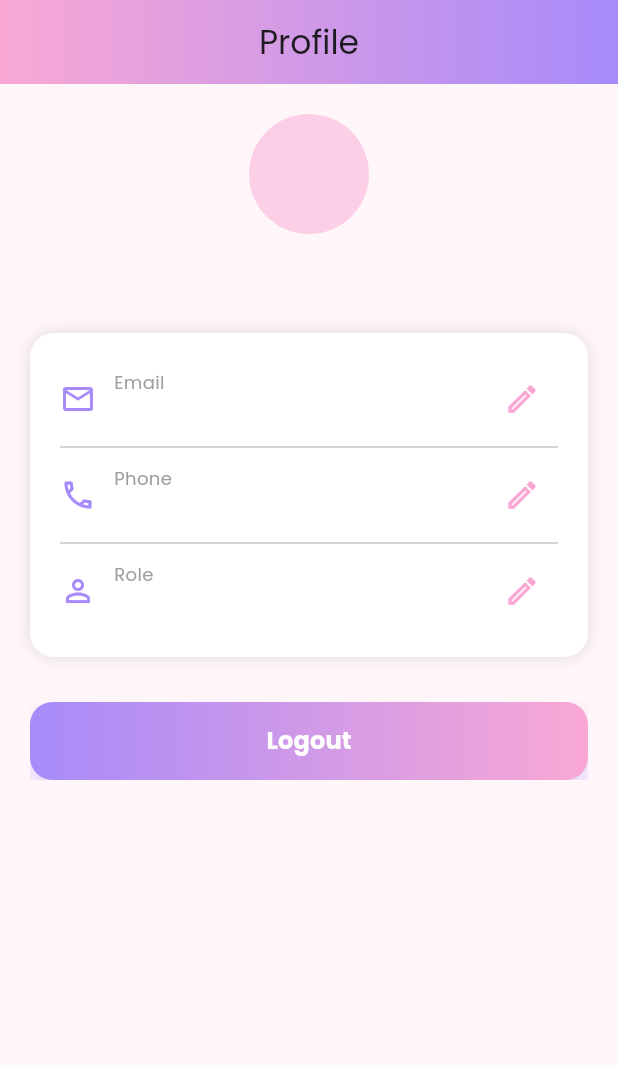
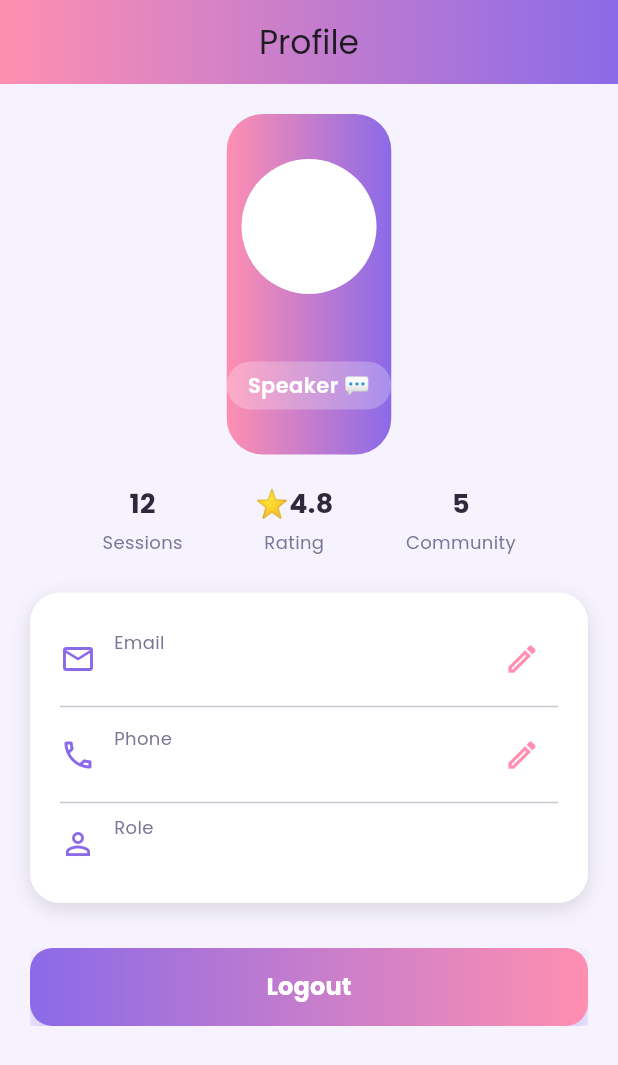
Before and after one commit to citracatias-sudo/herspace_app, a Flutter app: the ProfileScreen screen opened directly with empty values, on a phone screen of 412 x 824 dp. Shown: the top 1065 px of the screen. Run offline on Flutter 3.47's test engine with Material 3 defaults, Android fonts, the phone set to English and light mode, and no system bars; our stand-ins replace lottie, sqflite; accounts and stored records are empty.

Commit message:
role still need some works

```diff
--- a/lib/decorations/app_colors.dart
+++ b/lib/decorations/app_colors.dart
@@ -1,11 +1,22 @@
 import 'package:flutter/material.dart';
 
 class AppColors {
-  static const Color primary = Color(0xFFA78BFA); // lavender
-  static const Color secondary = Color(0xFFF9A8D4); // soft pink
-  static const Color background = Color(0xFFFFF6F9); // cream
-  static const Color button = Color(0xFF6D5BA6); // deep purple
-  static const Color card = Color(0xFFEAEAF2); // soft gray
-  static const Color textPrimary = Color(0xFF2A2438);
-  static const Color textSecondary = Color(0xFF6B6B8A);
+  // main brand color (moon purple)
+  static Color primary = Color(0xFF8B6AE8);
+
+  // heart pink accent
+  static Color secondary = Color(0xFFFF8FB1);
+
+  // soft lavender background
+  static Color background = Color(0xFFF6F3FF);
+
+  // buttons / strong UI elements
+  static Color button = Color(0xFF6A55C7);
+
+  // cards / containers
+  static Color card = Color(0xFFEDE9FF);
+
+  // text
+  static Color textPrimary = Color(0xFF2E2A3B);
+  static Color textSecondary = Color(0xFF7A7695);
 }
--- a/lib/models/discussion_model.dart
+++ b/lib/models/discussion_model.dart
@@ -0,0 +1,45 @@
+import 'dart:convert';
+
+// ignore_for_file: public_member_api_docs, sort_constructors_first
+class DiscussionModel {
+  final int? id;
+  final String title;
+  final String content;
+  final String author;
+  final String topic;
+  final int likes;
+  DiscussionModel({
+    this.id,
+    required this.title,
+    required this.content,
+    required this.author,
+    required this.topic,
+    required this.likes,
+  });
+
+  Map<String, dynamic> toMap() {
+    return <String, dynamic>{
+      'id': id,
+      'title': title,
+      'content': content,
+      'author': author,
+      'topic': topic,
+      'likes': likes,
+    };
+  }
+
+  factory DiscussionModel.fromMap(Map<String, dynamic> map) {
+    return DiscussionModel(
+      id: map['id'],
+      title: map['title'],
+      content: map['content'],
+      author: map['author'],
+      topic: map['topic'],
+      likes: map['likes'],
+    );
+  }
+
+  String toJson() => json.encode(toMap());
+
+  factory DiscussionModel.fromJson(String source) => DiscussionModel.fromMap(json.decode(source) as Map<String, dynamic>);
+}
--- a/lib/models/user_model.dart
+++ b/lib/models/user_model.dart
@@ -28,7 +28,7 @@ class UserModel {
       "role": role,
       "nickname": nickname,
       "avatar": avatar,
-      "isOnline": isOnline,
+      "isOnline": isOnline ? 1:0,
     };
   }
 
@@ -41,7 +41,7 @@ class UserModel {
       role: map["role"],
       nickname: map['nickname'],
       avatar: map['avatar'] ?? "😊",
-      isOnline: map['isOnline'] ?? false,
+      isOnline: map['isOnline'] == 1,
     );
   }
 }
--- a/lib/screens/home_dashboard_screen.dart
+++ b/lib/screens/home_dashboard_screen.dart
@@ -1,5 +1,5 @@
 import 'package:flutter/material.dart';
-import 'package:herspace_app/Listener/find_listener_scree.dart';
+import 'package:herspace_app/Listener/find_listener_screen.dart';
 import 'package:herspace_app/decorations/app_colors.dart';
 import 'package:herspace_app/screens/articles_screen.dart';
 import '../models/user_model.dart';
@@ -234,7 +234,7 @@ class HomeDashboardScreen extends StatelessWidget {
               children: [
                 Text(
                   "Recommended for You",
-                  style: TextStyle(fontSize: 18, fontWeight: FontWeight.bold),
+                  style: TextStyle(fontSize: 20),
                 ),
 
                 TextButton(
--- a/lib/screens/onboarding_screen.dart
+++ b/lib/screens/onboarding_screen.dart
@@ -204,7 +204,7 @@ class OnboardingScreen extends StatelessWidget {
                 TestimonialCard(
                   initials: "S",
                   quote:
-                      "This community has been a lifeline for me. I've found support, friendship, and professional help all in one place.",
+                      ". I've found support, friendship, and professional help all in one place.",
                   author: "— Sarah M.",
                 ),
 
@@ -221,7 +221,7 @@ class OnboardingScreen extends StatelessWidget {
 
                 TestimonialCard(
                   initials: "E",
-                  quote: "Connecting with a therapist here changed my life.",
+                  quote: "Talking with the listeners here changed my life.",
                   author: "— Emma L.",
                 ),
 
--- a/lib/screens/profile_screen.dart
+++ b/lib/screens/profile_screen.dart
@@ -15,26 +15,11 @@ class ProfileScreen extends StatefulWidget {
 }
 
 class _ProfileScreenState extends State<ProfileScreen> {
-  late TextEditingController nicknameController;
   late TextEditingController emailController;
   late TextEditingController phoneController;
 
   List<String> avatars = [
-    "😊",
-    "😎",
-    "🌸",
-    "🌙",
-    "🐱",
-    "🐰",
-    "🐼",
-    "🍓",
-    "⭐",
-    "🦋",
-    "🌷",
-    "🌹",
-    "🍂",
-    "🌺",
-    "☯️",
+    "😊","😎","🌸","🌙","🐱","🐰","🐼","🍓","⭐","🦋","🌷","🌹","🍂","🌺","☯️"
   ];
 
   String selectedAvatar = "😊";
@@ -58,23 +43,15 @@ class _ProfileScreenState extends State<ProfileScreen> {
   void showAvatarPicker() {
     showModalBottomSheet(
       context: context,
-      shape: RoundedRectangleBorder(
-        borderRadius: BorderRadius.vertical(top: Radius.circular(20)),
-      ),
 
       builder: (context) {
         return Padding(
           padding: EdgeInsets.all(20),
-
           child: GridView.builder(
             shrinkWrap: true,
-
-            gridDelegate: SliverGridDelegateWithFixedCrossAxisCount(
-              crossAxisCount: 5,
-            ),
-
+            gridDelegate:
+                SliverGridDelegateWithFixedCrossAxisCount(crossAxisCount: 5),
             itemCount: avatars.length,
-
             itemBuilder: (context, index) {
               String avatar = avatars[index];
 
@@ -88,15 +65,12 @@ class _ProfileScreenState extends State<ProfileScreen> {
 
                   Navigator.pop(context);
                 },
-
                 child: Container(
                   margin: EdgeInsets.all(6),
-
                   decoration: BoxDecoration(
                     color: Colors.pink[50],
                     borderRadius: BorderRadius.circular(10),
                   ),
-
                   child: Center(
                     child: Text(avatar, style: TextStyle(fontSize: 24)),
                   ),
@@ -109,61 +83,133 @@ class _ProfileScreenState extends State<ProfileScreen> {
     );
   }
 
-  void editProfile() {
+  void editEmail() {
     showDialog(
       context: context,
       builder: (context) {
         return AlertDialog(
-          title: Text("Edit Profile"),
-          content: Column(
-            mainAxisSize: MainAxisSize.min,
-            children: [
-              SizedBox(height: 10),
-
-              TextField(
+          title: Text("Edit Email"),
+          content: TextField(
             controller: emailController,
             decoration: InputDecoration(labelText: "Email"),
           ),
-
-              SizedBox(height: 10),
-
-              TextField(
-                controller: phoneController,
-                decoration: InputDecoration(labelText: "Phone"),
-              ),
-            ],
-          ),
           actions: [
             TextButton(
-              onPressed: () {
-                Navigator.pop(context);
-              },
               child: Text("Cancel"),
+              onPressed: () => Navigator.pop(context),
             ),
-
             ElevatedButton(
+              child: Text("Save"),
               onPressed: () async {
                 await DBHelper.updateUser(
                   widget.user.id!,
                   emailController.text,
                   phoneController.text,
                 );
-
                 setState(() {});
                 Navigator.pop(context);
               },
-              child: Text("Save"),
-            ),
+            )
           ],
         );
       },
     );
   }
 
+  void editPhone() {
+    showDialog(
+      context: context,
+      builder: (context) {
+        return AlertDialog(
+          title: Text("Edit Phone"),
+          content: TextField(
+            controller: phoneController,
+            decoration: InputDecoration(labelText: "Phone"),
+          ),
+          actions: [
+            TextButton(
+              child: Text("Cancel"),
+              onPressed: () => Navigator.pop(context),
+            ),
+            ElevatedButton(
+              child: Text("Save"),
+              onPressed: () async {
+                await DBHelper.updateUser(
+                  widget.user.id!,
+                  emailController.text,
+                  phoneController.text,
+                );
+                setState(() {});
+                Navigator.pop(context);
+              },
+            )
+          ],
+        );
+      },
+    );
+  }
+
+  Widget buildStat(String title, String value) {
+    return Column(
+      children: [
+        Text(
+          value,
+          style: TextStyle(
+            fontSize: 18,
+            fontWeight: FontWeight.bold,
+            color: AppColors.textPrimary,
+          ),
+        ),
+        SizedBox(height: 4),
+        Text(
+          title,
+          style: TextStyle(
+            fontSize: 12,
+            color: AppColors.textSecondary,
+          ),
+        )
+      ],
+    );
+  }
+
+  Widget buildProfileItem(
+    IconData icon,
+    String title,
+    String value, {
+    VoidCallback? onEdit,
+  }) {
+    return Row(
+      children: [
+        Icon(icon, color: AppColors.primary),
+        SizedBox(width: 12),
+
+        Expanded(
+          child: Column(
+            crossAxisAlignment: CrossAxisAlignment.start,
+            children: [
+              Text(title,
+                  style: TextStyle(
+                      fontSize: 12, color: AppColors.textSecondary)),
+              Text(value,
+                  style:
+                      TextStyle(fontSize: 15, fontWeight: FontWeight.w500)),
+            ],
+          ),
+        ),
+
+        if (onEdit != null)
+          IconButton(
+            icon: Icon(Icons.edit_outlined, color: AppColors.secondary),
+            onPressed: onEdit,
+          ),
+      ],
+    );
+  }
+
   @override
   Widget build(BuildContext context) {
     return Scaffold(
-      backgroundColor: Color(0xFFFFF6F9),
+      backgroundColor: AppColors.background,
 
       appBar: AppBar(
         title: Text("Profile"),
@@ -178,51 +224,100 @@ class _ProfileScreenState extends State<ProfileScreen> {
         ),
       ),
 
-      body: Padding(
+      body: SingleChildScrollView(
         padding: EdgeInsets.all(20),
-
         child: Column(
           children: [
-            /// AVATAR
+
+            /// HEADER
+            Container(
+              padding: EdgeInsets.symmetric(vertical: 30),
+              decoration: BoxDecoration(
+                gradient: LinearGradient(
+                  colors: [AppColors.secondary, AppColors.primary],
+                ),
+                borderRadius: BorderRadius.circular(24),
+              ),
+              child: Column(
+                children: [
+
                   GestureDetector(
                     onTap: showAvatarPicker,
-
                     child: CircleAvatar(
-                radius: 40,
-                backgroundColor: AppColors.secondary.withOpacity(0.5),
-                child: Text(selectedAvatar, style: TextStyle(fontSize: 28)),
+                      radius: 45,
+                      backgroundColor: Colors.white,
+                      child: Text(
+                        selectedAvatar,
+                        style: TextStyle(fontSize: 34),
+                      ),
                     ),
                   ),
 
                   SizedBox(height: 10),
 
-            GestureDetector(
-              onTap: editProfile,
-              child: Text(
+                  Text(
                     widget.user.nickname,
-                style: TextStyle(fontSize: 18, fontWeight: FontWeight.bold),
+                    style: TextStyle(
+                      fontSize: 20,
+                      fontWeight: FontWeight.bold,
+                      color: Colors.white,
                     ),
                   ),
 
-            SizedBox(height: 30),
+                  SizedBox(height: 6),
 
-            //available to listen
+                  Container(
+                    padding:
+                        EdgeInsets.symmetric(horizontal: 14, vertical: 6),
+                    decoration: BoxDecoration(
+                      color: Colors.white.withOpacity(0.25),
+                      borderRadius: BorderRadius.circular(20),
+                    ),
+                    child: Text(
+                      widget.user.role == "listener"
+                          ? "Listener 🎧"
+                          : "Speaker 💬",
+                      style: TextStyle(
+                        color: Colors.white,
+                        fontWeight: FontWeight.w600,
+                      ),
+                    ),
+                  ),
+                ],
+              ),
+            ),
+
+            SizedBox(height: 20),
+
+            /// STATS
+            Row(
+              mainAxisAlignment: MainAxisAlignment.spaceEvenly,
+              children: [
+                buildStat("Sessions", "12"),
+                buildStat("Rating", "⭐4.8"),
+                buildStat("Community", "5"),
+              ],
+            ),
+
+            SizedBox(height: 25),
+
+            /// LISTENER ONLINE
             if (widget.user.role == "listener")
               Container(
                 padding: EdgeInsets.all(20),
-
+                margin: EdgeInsets.only(bottom: 20),
                 decoration: BoxDecoration(
                   color: Colors.white,
                   borderRadius: BorderRadius.circular(16),
-                  boxShadow: [BoxShadow(color: Colors.black12, blurRadius: 8)],
+                  boxShadow: [
+                    BoxShadow(color: Colors.black12, blurRadius: 8)
+                  ],
                 ),
-
                 child: SwitchListTile(
                   title: Text("Available to Listen"),
-                  subtitle: Text("Turn on to receive speaker requests"),
-
+                  subtitle:
+                      Text("Turn on to receive speaker requests"),
                   value: isOnline,
-
                   onChanged: (value) {
                     setState(() {
                       isOnline = value;
@@ -234,19 +329,25 @@ class _ProfileScreenState extends State<ProfileScreen> {
             /// PROFILE CARD
             Container(
               padding: EdgeInsets.all(20),
-
               decoration: BoxDecoration(
                 color: Colors.white,
-                borderRadius: BorderRadius.circular(16),
-                boxShadow: [BoxShadow(color: Colors.black12, blurRadius: 8)],
+                borderRadius: BorderRadius.circular(20),
+                boxShadow: [
+                  BoxShadow(
+                    color: Colors.black12,
+                    blurRadius: 10,
+                    offset: Offset(0, 4),
                   ),
-
+                ],
+              ),
               child: Column(
                 children: [
+
                   buildProfileItem(
                     Icons.email_outlined,
                     "Email",
                     emailController.text,
+                    onEdit: editEmail,
                   ),
 
                   Divider(),
@@ -255,6 +356,7 @@ class _ProfileScreenState extends State<ProfileScreen> {
                     Icons.phone_outlined,
                     "Phone",
                     phoneController.text,
+                    onEdit: editPhone,
                   ),
 
                   Divider(),
@@ -262,7 +364,7 @@ class _ProfileScreenState extends State<ProfileScreen> {
                   buildProfileItem(
                     Icons.person_outline,
                     "Role",
-                    widget.user.role,
+                    widget.user.role.toUpperCase(),
                   ),
                 ],
               ),
@@ -270,14 +372,14 @@ class _ProfileScreenState extends State<ProfileScreen> {
 
             SizedBox(height: 30),
 
-            /// LOGOUT BUTTON
+            /// LOGOUT
             GradientButton(
               text: "Logout",
               onPressed: () {
                 Navigator.pushAndRemoveUntil(
                   context,
-                  MaterialPageRoute(builder: (context) => LoginScreen()),
-                  (Route) => false,
+                  MaterialPageRoute(builder: (_) => LoginScreen()),
+                  (route) => false,
                 );
               },
             ),
@@ -286,34 +388,4 @@ class _ProfileScreenState extends State<ProfileScreen> {
       ),
     );
   }
-
-  Widget buildProfileItem(IconData icon, String title, String value) {
-    return Row(
-      children: [
-        Icon(icon, color: Color(0xFFA78BFA)),
-
-        SizedBox(width: 12),
-
-        Expanded(
-          child: Column(
-            crossAxisAlignment: CrossAxisAlignment.start,
-            children: [
-              Text(title, style: TextStyle(fontSize: 12, color: Colors.grey)),
-
-              Text(
-                value,
-                style: TextStyle(fontSize: 15, fontWeight: FontWeight.w500),
-              ),
-            ],
-          ),
-        ),
-
-        /// EDIT BUTTON
-        IconButton(
-          icon: Icon(Icons.edit_outlined, color: AppColors.secondary),
-          onPressed: editProfile,
-        ),
-      ],
-    );
 }
-}
--- a/lib/screens/register_screen.dart
+++ b/lib/screens/register_screen.dart
@@ -119,7 +119,7 @@ class _RegisterScreenState extends State<RegisterScreen> {
                 /// LOGO
                 Center(
                   child: Image.asset(
-                    "assets/images/logo_herspace (2)-Photoroom.png",
+                    "assets/images/logoHer.png",
                     width: 150,
                   ),
                 ),
--- a/lib/screens/splash_screen.dart
+++ b/lib/screens/splash_screen.dart
@@ -80,7 +80,7 @@ class _SplashScreenHpState extends State<SplashScreenHp>
                 children: [
                   /// LOGO
                   Image.asset(
-                    'assets/images/logo_herspace (2)-Photoroom.png',
+                    'assets/images/logoHer.png',
                     width: 400,
                     filterQuality: FilterQuality.high,
                   ),
--- a/lib/widgets/article_card.dart
+++ b/lib/widgets/article_card.dart
@@ -16,7 +16,7 @@ class ArticleCard extends StatelessWidget {
   Widget build(BuildContext context) {
     return Container(
       width: double.infinity,
-      height: 300,
+      height: 200,
       margin: EdgeInsets.only(bottom: 16),
 
       decoration: BoxDecoration(
@@ -33,7 +33,7 @@ class ArticleCard extends StatelessWidget {
 
             child: Image.network(
               image,
-              height: 120,
+              height: 100,
               width: double.infinity,
               fit: BoxFit.cover,
             ),
--- a/pubspec.yaml
+++ b/pubspec.yaml
@@ -29,10 +29,10 @@ dev_dependencies:
 flutter_launcher_icons:
   android: "launcher_icon"
   ios: true
-  image_path: "assets/images/logo_herspace (2)-Photoroom.png"
+  image_path: "assets/images/logoHer.png"
   min_sdk_android: 21 # android min sdk min:16, default 21
   adaptive_icon_background: "#ffffff"
-  adaptive_icon_foreground: "aassets/images/logo_herspace (2)-Photoroom.png"
+  adaptive_icon_foreground: "assets/images/logoHer.png"
 
   flutter_test:
     sdk: flutter
```
Also changed, not shown: lib/database/db_helper.dart (+49 -2 lines), lib/screens/community_scree.dart (added, +199 -0 lines), lib/screens/home_screen.dart (+45 -21 lines), lib/screens/login_screen.dart (+9 -4 lines), assets/images/logoHer.png (added), assets/images/logo_herspace (2).png (deleted), lib/Listener/find_listener_screen.dart (renamed from lib/Listener/find_listener_scree.dart), 31 other files. Lines whose indentation alone changed are shown as unchanged.
